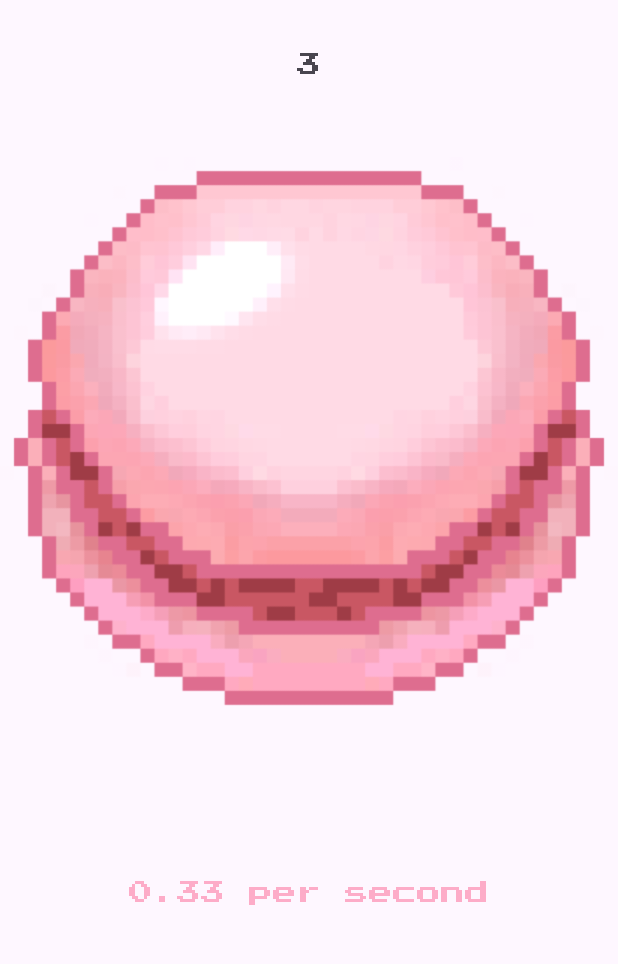
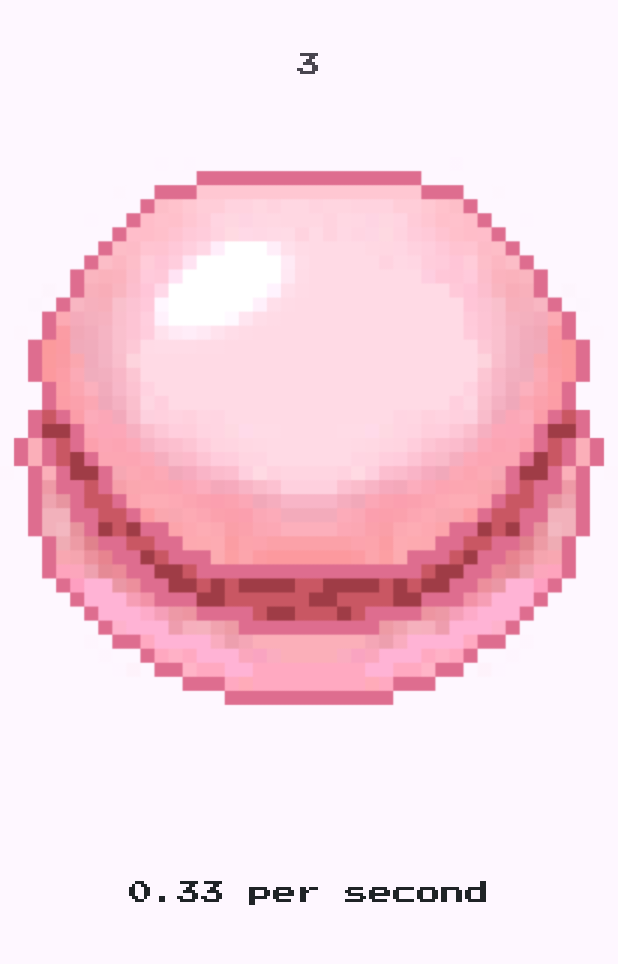
Before and after one commit to nylinUA/macaron-clicker, an Android app: the screen it shows after launch (MainActivity), after a tap on "AutoClicker", on a phone screen of 412 x 824 dp, the part 180-1144 px from its top. Run offline under Robolectric (Android 15) with nearby library versions, the phone set to English and light mode, and no system bars; 1 other tap on this screen came first.

Commit message:
Add initial work to change macaron color

```diff
--- /dev/null
+++ b/app/src/main/java/com/example/macaronclicker/ColorThemes.java
@@ -0,0 +1,17 @@
+package com.example.macaronclicker;
+
+public enum ColorThemes {
+    RASPBERRY("#1f2326"),
+    LEMON("#d2b54e"),
+    PISTACHIO("#7eb36d"),
+    UBE("#a35fc1");
+
+    private String colour;
+    ColorThemes(String colour){
+        this.colour = colour;
+    }
+
+    public String get(){
+        return colour;
+    }
+}
--- /dev/null
+++ b/app/src/main/java/com/example/macaronclicker/MacaronSelectFragment.java
@@ -0,0 +1,4 @@
+package com.example.macaronclicker;
+
+public class MacaronSelectFragment {
+}
--- a/app/src/main/java/com/example/macaronclicker/MainActivity.java
+++ b/app/src/main/java/com/example/macaronclicker/MainActivity.java
@@ -24,6 +24,7 @@ public class MainActivity extends AppCompatActivity{
     private TextView autoClickerView;
     private int numClicks;
     private Boolean autoClickerOn = false;
+    private ColorThemes colorTheme = ColorThemes.RASPBERRY;
     private Timer timer;
     private TimerTask task;
     private int timerPeriod;
@@ -54,6 +55,15 @@ public class MainActivity extends AppCompatActivity{
             }
         });
 
+        // Long click to change macaron color
+        macaron.setOnLongClickListener(new View.OnLongClickListener() {
+            @Override
+            public boolean onLongClick(View v) {
+
+                return false;
+            }
+        });
+
         timer = new Timer();
 
         autoClickerView = findViewById(R.id.auto_clicker);
@@ -78,7 +88,7 @@ public class MainActivity extends AppCompatActivity{
                     timer.schedule(task, 0, 2000);
                     autoClickerOn = true;
                     autoClickerView.setText("0.33 per second");
-                    autoClickerView.setTextColor(Color.parseColor("#fdacc8"));
+                    autoClickerView.setTextColor(Color.parseColor(colorTheme.get()));
                 }
             }
         });
```
Also changed, not shown: app/src/main/res/layout/macaron_select.xml (added, +53 -0 lines).
